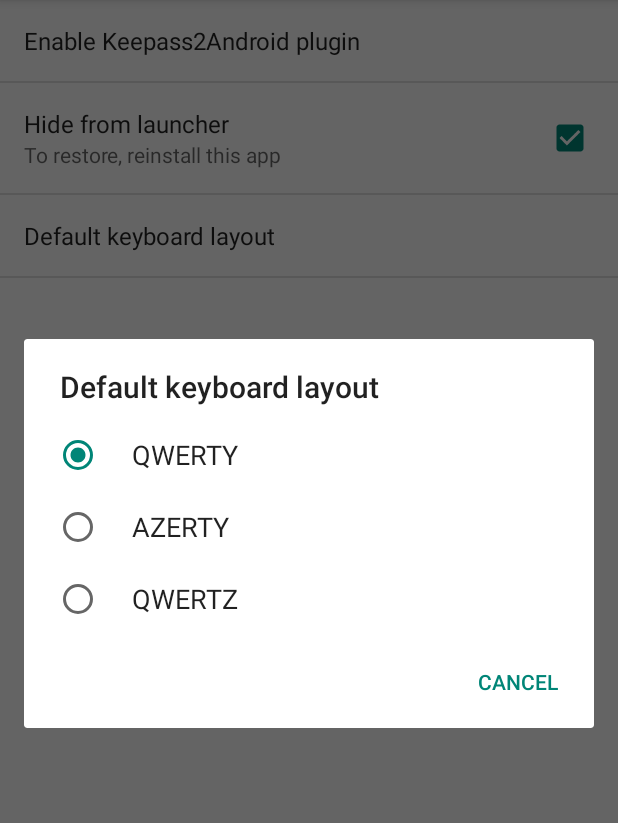
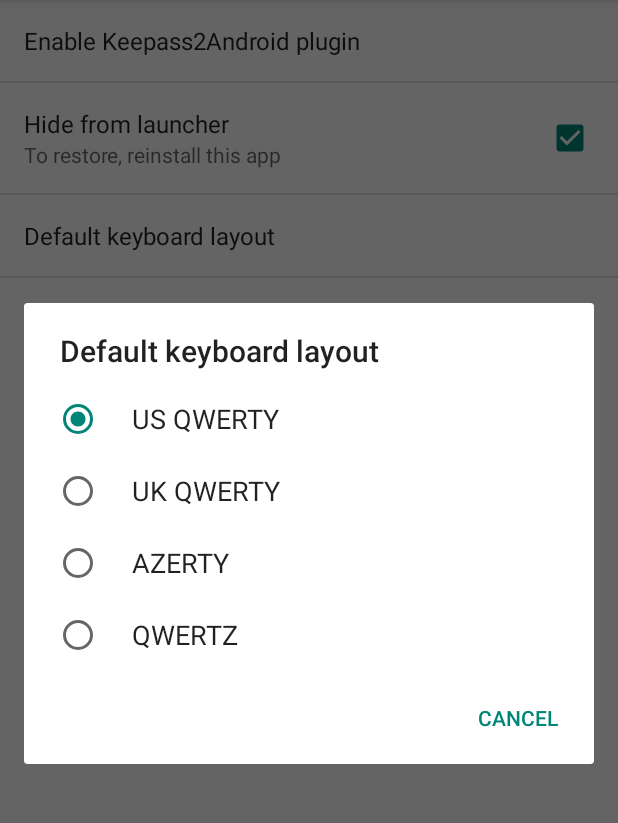
Before and after one commit to whs/K2AUSBKeyboard, an Android app: the screen it shows after launch (SettingsActivity), after a tap on "Default keyboard layout", on a phone screen of 412 x 824 dp, the part 84-907 px from its top. Run offline under Robolectric (Android 15) with nearby library versions, the phone set to English and light mode, and no system bars; 2 other taps on this screen came first.

Commit message:
Add files via upload

```diff
--- a/app/src/main/res/values/layout_list.xml
+++ b/app/src/main/res/values/layout_list.xml
@@ -1,7 +1,8 @@
 <?xml version="1.0" encoding="utf-8"?>
 <resources>
     <array name="layout_list">
-        <item>QWERTY</item>
+        <item>US QWERTY</item>
+		<item>UK QWERTY</item>
         <item>AZERTY</item>
         <item>QWERTZ</item>
     </array>
--- a/app/src/main/res/xml/pref_general.xml
+++ b/app/src/main/res/xml/pref_general.xml
@@ -9,7 +9,7 @@
         android:title="@string/hide_launcher"
         android:summary="@string/hide_launcher_restore" />
     <ListPreference
-        android:defaultValue="QWERTY"
+        android:defaultValue="US QWERTY"
         android:entries="@array/layout_list"
         android:entryValues="@array/layout_list"
         android:key="default_keyboard"
```
